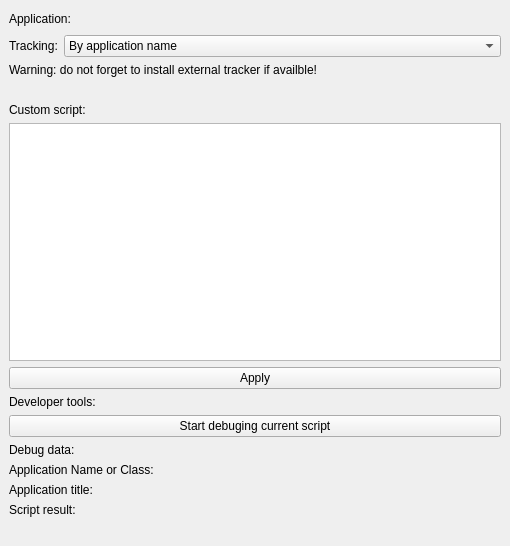
Qt form TrackYourTime/ui/app_settingswindow.ui (Allexin/TrackYourTime) before a commit.
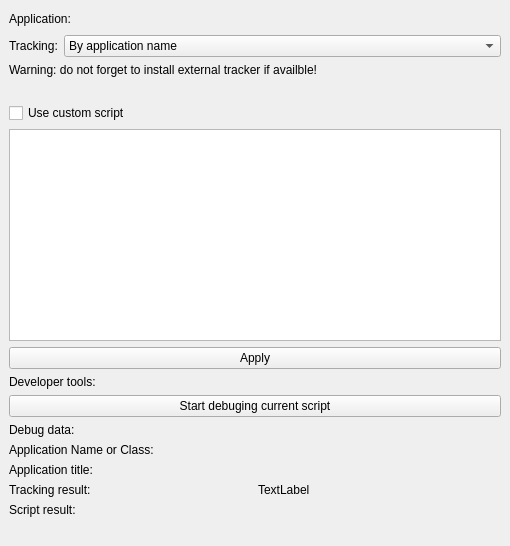
The same form after that commit.

Commit message: -Add posibility to execute custom script as last step while tracking. Custom script not separate mode anymore

The edit to the form file:
```diff
--- a/TrackYourTime/ui/app_settingswindow.ui
+++ b/TrackYourTime/ui/app_settingswindow.ui
@@ -124,9 +124,12 @@
       <item>
        <layout class="QVBoxLayout" name="verticalLayout_3">
         <item>
-         <widget class="QLabel" name="label_3">
+         <widget class="QCheckBox" name="checkBoxCustomScript">
+          <property name="toolTip">
+           <string>&lt;html&gt;&lt;head/&gt;&lt;body&gt;&lt;p&gt;Process custom script as last step of tracking&lt;/p&gt;&lt;/body&gt;&lt;/html&gt;</string>
+          </property>
           <property name="text">
-           <string>Custom script:</string>
+           <string>Use custom script</string>
           </property>
          </widget>
         </item>
@@ -209,6 +212,27 @@
           </item>
          </layout>
         </item>
+        <item>
+         <layout class="QHBoxLayout" name="horizontalLayout_5">
+          <property name="bottomMargin">
+           <number>0</number>
+          </property>
+          <item>
+           <widget class="QLabel" name="label_3">
+            <property name="text">
+             <string>Tracking result:</string>
+            </property>
+           </widget>
+          </item>
+          <item>
+           <widget class="QLabel" name="labelDebugTrackingResult">
+            <property name="text">
+             <string>TextLabel</string>
+            </property>
+           </widget>
+          </item>
+         </layout>
+        </item>
        </layout>
       </item>
       <item>
```
Left out of the diff: 5 changed lines with no effect on the pictures. The commit also changes 10 other files.
